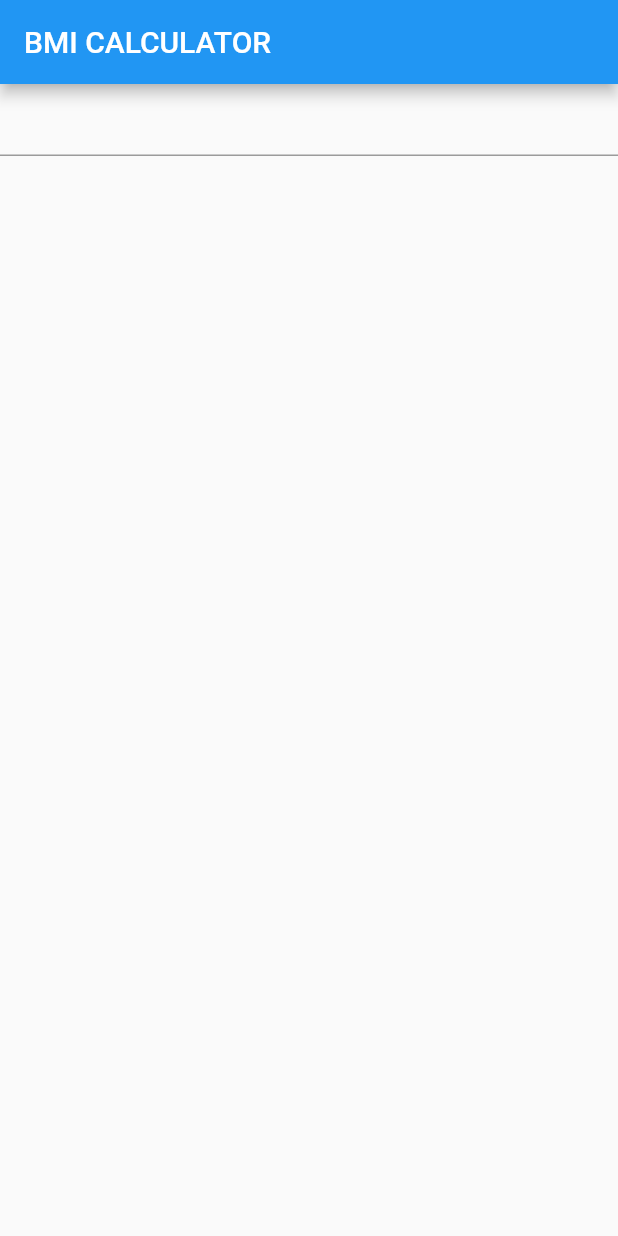
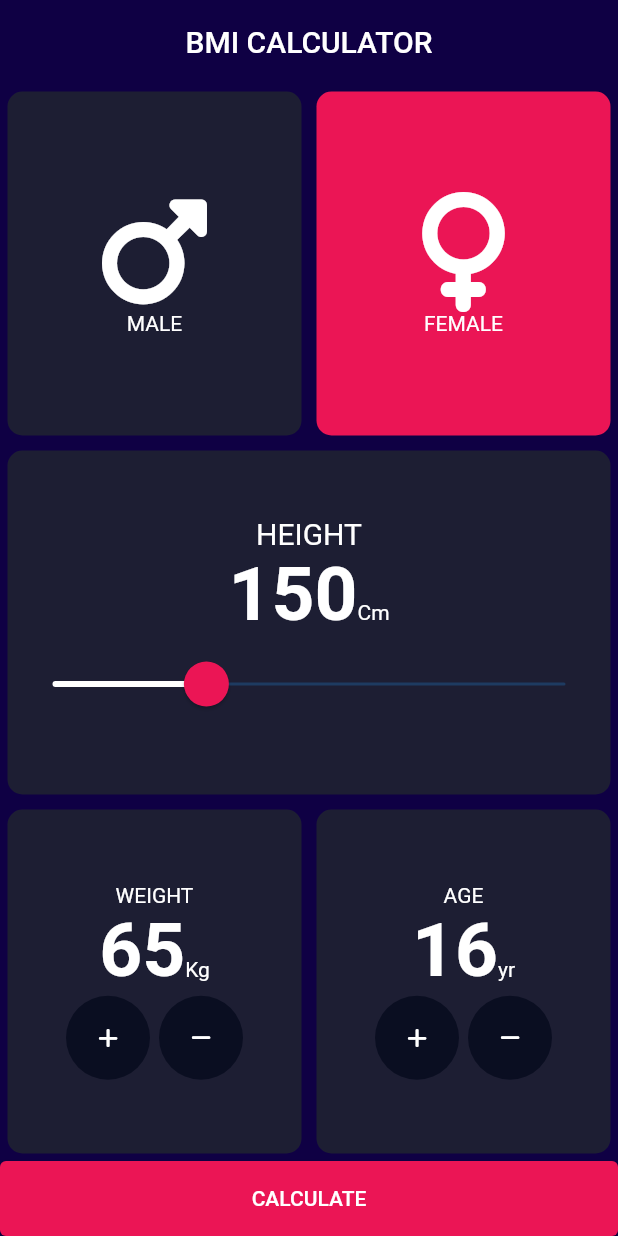
Before and after one commit to iamazmarul/bmi_calculator, a Flutter app: the screen it shows after launch, on a phone screen of 412 x 824 dp. Run offline on Flutter 3.47's test engine with Material 2 defaults, Android fonts, the phone set to English and light mode, and no system bars; our stand-ins replace font_awesome_flutter.

Commit message:
BMI CALCULATOR

```diff
--- /dev/null
+++ b/lib/calculation/functions.dart
@@ -0,0 +1,38 @@
+import 'dart:math';
+
+class CalculateBMI {
+  final int height;
+  final int weight;
+  double _bmi;
+
+  CalculateBMI({required this.height, required this.weight}) : _bmi = 0.0;
+
+  String calcBMI() {
+    if (height <= 0) {
+      return "Invalid height";
+    }
+
+    _bmi = weight / pow(height / 100, 2);
+    return _bmi.toStringAsFixed(1); // Limit decimal places to 1.
+  }
+
+  String getResult() {
+    if (_bmi >= 25) {
+      return "Overweight";
+    } else if (_bmi > 18.5) {
+      return "Normal";
+    } else {
+      return "Underweight";
+    }
+  }
+
+  String feedBack() {
+    if (_bmi >= 25) {
+      return "You have a higher than normal body weight. Try to exercise more. It is recommended for those who are overweight (BMI of 25 to 29.90).";
+    } else if (_bmi > 18.5) {
+      return "You have a normal body weight. Congratulations!";
+    } else {
+      return "Eat more frequently. You are underweight. Eating more may help you feel full faster.";
+    }
+  }
+}
--- /dev/null
+++ b/lib/components/reuseablecard.dart
@@ -0,0 +1,25 @@
+import 'package:flutter/material.dart';
+
+class ReuseableCard extends StatelessWidget {
+  final Color color;
+  final Widget myChild;
+  final Function() onpress;
+   ReuseableCard({required this.color, required this.myChild, required this.onpress});
+
+  @override
+  Widget build(BuildContext context) {
+    return Expanded(
+        child: Padding(
+          padding: const EdgeInsets.all(5),
+          child: GestureDetector(
+            onTap: onpress,
+            child: Container(
+              decoration: BoxDecoration(
+                  color: color,
+                  borderRadius: BorderRadius.circular(10),),
+              child: myChild,
+            ),
+          ),
+        ));
+  }
+}
--- /dev/null
+++ b/lib/components/roundedbuton.dart
@@ -0,0 +1,23 @@
+import 'package:flutter/material.dart';
+
+class roundedButton extends StatelessWidget{
+  final IconData icon;
+  final Function() onPress;
+  final Color color;
+
+  roundedButton({required this.icon, required this.onPress, required this.color});
+
+  @override
+  Widget build(BuildContext context) {
+    return RawMaterialButton(
+      child: Icon(icon, size: 15,),
+      onPressed: onPress,
+      elevation: 0,
+      constraints: BoxConstraints.tightFor(height: 56, width: 56),
+      shape: CircleBorder(),
+      fillColor: color,
+
+    );
+  }
+
+}
--- a/lib/main.dart
+++ b/lib/main.dart
@@ -1,8 +1,8 @@
-import 'package:flutter/cupertino.dart';
 import 'package:flutter/material.dart';
+import '/screens/home.dart';
 
-void main(){
-  runApp(MyApp());
+void main() {
+  runApp(const MyApp());
 }
 
 class MyApp extends StatelessWidget {
@@ -11,32 +11,20 @@ class MyApp extends StatelessWidget {
   @override
   Widget build(BuildContext context) {
     return MaterialApp(
-      title: "Bmi Calculator",
-      home: HomeScreen(),
+      debugShowCheckedModeBanner: false,
+      title: "BMI Calculator",
+      theme: ThemeData.dark().copyWith(
+        scaffoldBackgroundColor: Color(0xff0f0044),
+        textTheme: TextTheme(
+          bodyLarge: TextStyle(color: Colors.white),
+        ),
+        appBarTheme: AppBarTheme(
+          elevation: 0,
+          centerTitle: true,
+          color: Color(0xff0f0044),
+        ),
+      ),
+      home: Home(),
     );
   }
 }
- class HomeScreen extends StatefulWidget {
-   const HomeScreen({super.key});
-
-   @override
-   State<HomeScreen> createState() => _HomeScreenState();
- }
-
- class _HomeScreenState extends State<HomeScreen> {
-   @override
-   Widget build(BuildContext context) {
-     return Scaffold(
-       appBar: AppBar(
-         title: Text("BMI CALCULATOR"),
-       ),
-       body: Column(
-         children: [
-           TextField(
-
-           )
-         ],
-       ),
-     );
-   }
- }
--- /dev/null
+++ b/lib/screens/home.dart
@@ -0,0 +1,289 @@
+import 'package:bmi_calculator/calculation/functions.dart';
+import 'package:bmi_calculator/screens/resultscreen.dart';
+import 'package:flutter/material.dart';
+import 'package:font_awesome_flutter/font_awesome_flutter.dart';
+import '../components/reuseablecard.dart';
+import '../components/roundedbuton.dart';
+
+enum genderSection { Male, Female }
+
+class Home extends StatefulWidget {
+  const Home({super.key});
+
+  @override
+  State<Home> createState() => _HomeState();
+}
+
+class _HomeState extends State<Home> {
+  final inActiveColor = Color(0xff1d1e33);
+  final activeColor = Color(0xffeb1555);
+  genderSection? selection;
+  int _height = 150;
+  int _weight = 65;
+  int _age = 16;
+  @override
+  Widget build(BuildContext context) {
+    return Scaffold(
+      appBar: AppBar(
+        title: Text("BMI CALCULATOR"),
+      ),
+      body: SafeArea(
+        child: Column(
+          children: [
+            Expanded(
+              child: Row(
+                children: [
+                  ReuseableCard(
+                    color: selection == genderSection.Male ? activeColor : inActiveColor,
+                    myChild: Column(
+                      mainAxisAlignment: MainAxisAlignment.center,
+                      children: [
+                        Container(
+                          child: Icon(
+                            FontAwesomeIcons.mars,
+                            size: 80,
+                          ),
+                        ),
+                        Container(
+                          child: Text("MALE"),
+                        )
+                      ],
+                    ),
+                    onpress: () {
+                      setState(() {
+                        selection = genderSection.Male;
+                      });
+                    },
+                  ),
+                  ReuseableCard(
+                    color: selection == genderSection.Male ? inActiveColor : activeColor,
+                    myChild: Column(
+                      mainAxisAlignment: MainAxisAlignment.center,
+                      children: [
+                        Container(
+                          child: Icon(
+                            FontAwesomeIcons.venus,
+                            size: 80,
+                          ),
+                        ),
+                        Container(
+                          child: Text("FEMALE"),
+                        )
+                      ],
+                    ),
+                    onpress: () {
+                      setState(() {
+                        selection = genderSection.Female;
+                      });
+                    },
+                  ),
+                ],
+              ),
+            ),
+            ReuseableCard(
+              color: Color(0xff1d1e33),
+              myChild: Column(
+                mainAxisAlignment: MainAxisAlignment.center,
+                children: [
+                  Container(
+                    child: Text(
+                      "HEIGHT",
+                      style: TextStyle(fontSize: 20),
+                    ),
+                  ),
+                  Row(
+                    crossAxisAlignment: CrossAxisAlignment.baseline,
+                    mainAxisAlignment: MainAxisAlignment.center,
+                    textBaseline: TextBaseline.alphabetic,
+                    children: [
+                      Container(
+                        child: Text(
+                          _height.toString(),
+                          style: TextStyle(
+                            fontSize: 50,
+                            fontWeight: FontWeight.bold,
+                          ),
+                        ),
+                      ),
+                      Container(
+                        child: Text(
+                          "Cm",
+                        ),
+                      ),
+                    ],
+                  ),
+                  Container(
+                    child: SliderTheme(
+                      data: SliderTheme.of(context).copyWith(
+                          trackHeight: 2,
+                          activeTrackColor: Colors.white,
+                          thumbColor: Color(0xffeb1555),
+                          overlayColor: Color(0x15eb1555),
+                          thumbShape:
+                              RoundSliderThumbShape(enabledThumbRadius: 15),
+                          overlayShape:
+                              RoundSliderOverlayShape(overlayRadius: 30)),
+                      child: Slider(
+                        max: 220,
+                        min: 120,
+                        onChanged: (double newValue) {
+                          setState(() {
+                            _height = newValue.toInt().round();
+                          });
+                        },
+                        value: _height.toDouble(),
+                      ),
+                    ),
+                  )
+                ],
+              ),
+              onpress: () {},
+            ),
+            Expanded(
+              child: Row(
+                children: [
+                  ReuseableCard(
+                    color: Color(0xff1d1e33),
+                    myChild: Column(
+                      mainAxisAlignment: MainAxisAlignment.center,
+                      children: [
+                        Container(
+                          child: Text("WEIGHT"),
+                        ),
+                        Row(
+                          crossAxisAlignment: CrossAxisAlignment.baseline,
+                          mainAxisAlignment: MainAxisAlignment.center,
+                          textBaseline: TextBaseline.alphabetic,
+                          children: [
+                            Container(
+                              child: Text(
+                                _weight.toString(),
+                                style: TextStyle(
+                                  fontSize: 50,
+                                  fontWeight: FontWeight.bold,
+                                ),
+                              ),
+                            ),
+                            Container(
+                              child: Text(
+                                "Kg",
+                              ),
+                            ),
+                          ],
+                        ),
+                        Row(
+                          mainAxisAlignment: MainAxisAlignment.center,
+                          children: [
+                            roundedButton(
+                              icon: FontAwesomeIcons.plus,
+                              onPress: () {
+                                setState(() {
+                                  _weight++;
+                                });
+                              },
+                              color: Color(0xff0A0E21),
+                            ),
+                            SizedBox(
+                              width: 6,
+                            ),
+                            roundedButton(
+                              icon: FontAwesomeIcons.minus,
+                              onPress: () {
+                                setState(() {
+                                  _weight--;
+                                });
+                              },
+                              color: Color(0xff0A0E21),
+                            ),
+                          ],
+                        )
+                      ],
+                    ),
+                    onpress: () {},
+                  ),
+                  ReuseableCard(
+                    color: Color(0xff1d1e33),
+                    myChild: Column(
+                      mainAxisAlignment: MainAxisAlignment.center,
+                      children: [
+                        Container(
+                          child: Text("AGE"),
+                        ),
+                        Row(
+                          crossAxisAlignment: CrossAxisAlignment.baseline,
+                          mainAxisAlignment: MainAxisAlignment.center,
+                          textBaseline: TextBaseline.alphabetic,
+                          children: [
+                            Container(
+                              child: Text(
+                                _age.toString(),
+                                style: TextStyle(
+                                  fontSize: 50,
+                                  fontWeight: FontWeight.bold,
+                                ),
+                              ),
+                            ),
+                            Container(
+                              child: Text(
+                                "yr",
+                              ),
+                            ),
+                          ],
+                        ),
+                        Row(
+                          mainAxisAlignment: MainAxisAlignment.center,
+                          children: [
+                            roundedButton(
+                              icon: FontAwesomeIcons.plus,
+                              onPress: () {
+                                setState(() {
+                                  _age++;
+                                });
+                              },
+                              color: Color(0xff0A0E21),
+                            ),
+                            SizedBox(
+                              width: 6,
+                            ),
+                            roundedButton(
+                              icon: FontAwesomeIcons.minus,
+                              onPress: () {
+                                setState(() {
+                                  _age--;
+                                });
+                              },
+                              color: Color(0xff0A0E21),
+                            ),
+                          ],
+                        )
+                      ],
+                    ),
+                    onpress: () {},
+                  ),
+                ],
+              ),
+            ),
+            ElevatedButton(
+              onPressed: () {
+                CalculateBMI calcBMI = CalculateBMI(
+                  height: _height,
+                  weight: _weight,
+                );
+                Navigator.push(context, MaterialPageRoute(builder: (context) => ResultScreen(
+                  bmi: calcBMI.calcBMI(),
+                  result: calcBMI.getResult(),
+                  feedback: calcBMI.feedBack(),
+                )));
+              },
+              child: Text("CALCULATE"),
+              style: ElevatedButton.styleFrom(
+                backgroundColor: Color(0xffeb1555),
+                minimumSize: Size(double.infinity, 50),
+              ),
+            ),
+          ],
+        ),
+      ),
+    );
+  }
+}
--- /dev/null
+++ b/lib/screens/resultscreen.dart
@@ -0,0 +1,65 @@
+import 'package:flutter/material.dart';
+
+import '../components/reuseablecard.dart';
+
+class ResultScreen extends StatefulWidget {
+  final String bmi;
+  final String result;
+  final String feedback;
+  const ResultScreen({super.key, required this.bmi, required this.result, required this.feedback});
+
+  @override
+  State<ResultScreen> createState() => _ResultScreenState();
+}
+
+class _ResultScreenState extends State<ResultScreen> {
+  @override
+  Widget build(BuildContext context) {
+    return Scaffold(
+      appBar: AppBar(
+        title: Text("BMI CALCULATOR"),
+      ),
+      body: Column(
+        crossAxisAlignment: CrossAxisAlignment.stretch,
+        mainAxisAlignment: MainAxisAlignment.center,
+        children: [
+          Padding(
+            padding: const EdgeInsets.all(8.0),
+            child: Container(
+              child: Text("Result", style: TextStyle(
+                fontSize: 35, fontWeight: FontWeight.bold
+              ),),
+            ),
+          ),
+          ReuseableCard(color: Color(0xff1d1e33),
+            myChild: Column(
+              mainAxisAlignment: MainAxisAlignment.spaceEvenly,
+              crossAxisAlignment: CrossAxisAlignment.center,
+              children: [
+                Container(
+                  child: Text(widget.result, style: TextStyle(
+                    fontWeight: FontWeight.bold,
+                    fontSize: 25,
+                    color: Colors.green
+                  ),),
+                ),
+                Text(widget.bmi, style: TextStyle(fontSize: 60, fontWeight: FontWeight.bold),),
+                Text(widget.feedback)
+              ],
+            ),
+            onpress: () {},
+          ),
+          ElevatedButton(onPressed: (){
+            Navigator.pop(context);
+          }, child: Text("RE-CALCULATE"),
+          style: ElevatedButton.styleFrom(
+            backgroundColor: Colors.pink,
+            minimumSize: Size(double.infinity, 50)
+          ),
+          ),
+
+        ],
+      ),
+    );
+  }
+}
--- a/pubspec.yaml
+++ b/pubspec.yaml
@@ -35,7 +35,7 @@ dependencies:
   # The following adds the Cupertino Icons font to your application.
   # Use with the CupertinoIcons class for iOS style icons.
   cupertino_icons: ^1.0.2
-
+  font_awesome_flutter:
 dev_dependencies:
   flutter_test:
     sdk: flutter
```
Also changed, not shown: pubspec.lock.
